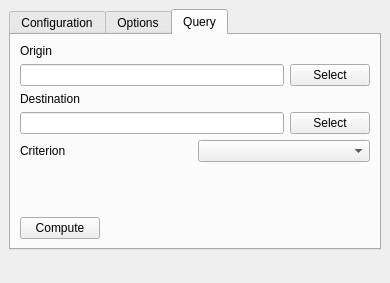
Universite-Gustave-Eiffel/Tempus, file src/wps_qgis/IfsttarRouting/ui_ifsttarrouting.ui: the form before one commit.
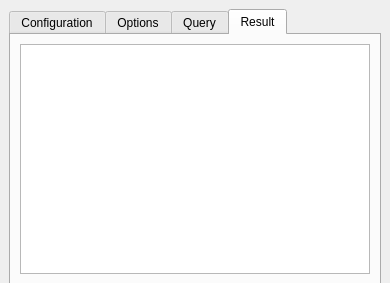
The form after the commit.

Commit message: Add metrics to wps and to the sample road plugin

What changed in the file:
```diff
--- a/src/wps_qgis/IfsttarRouting/ui_ifsttarrouting.ui
+++ b/src/wps_qgis/IfsttarRouting/ui_ifsttarrouting.ui
@@ -38,7 +38,7 @@
       <x>9</x>
       <y>9</y>
       <width>372</width>
-      <height>241</height>
+      <height>276</height>
      </rect>
     </property>
     <property name="sizePolicy">
@@ -48,7 +48,7 @@
      </sizepolicy>
     </property>
     <property name="currentIndex">
-     <number>2</number>
+     <number>3</number>
     </property>
     <widget class="QWidget" name="tab">
      <attribute name="title">
@@ -312,6 +312,16 @@
       </item>
      </layout>
     </widget>
+    <widget class="QWidget" name="tab_3">
+     <attribute name="title">
+      <string>Result</string>
+     </attribute>
+     <layout class="QVBoxLayout" name="verticalLayout_4">
+      <item>
+       <widget class="QTextBrowser" name="resultText"/>
+      </item>
+     </layout>
+    </widget>
    </widget>
   </widget>
  </widget>
```
The commit also changes 2 other files.
